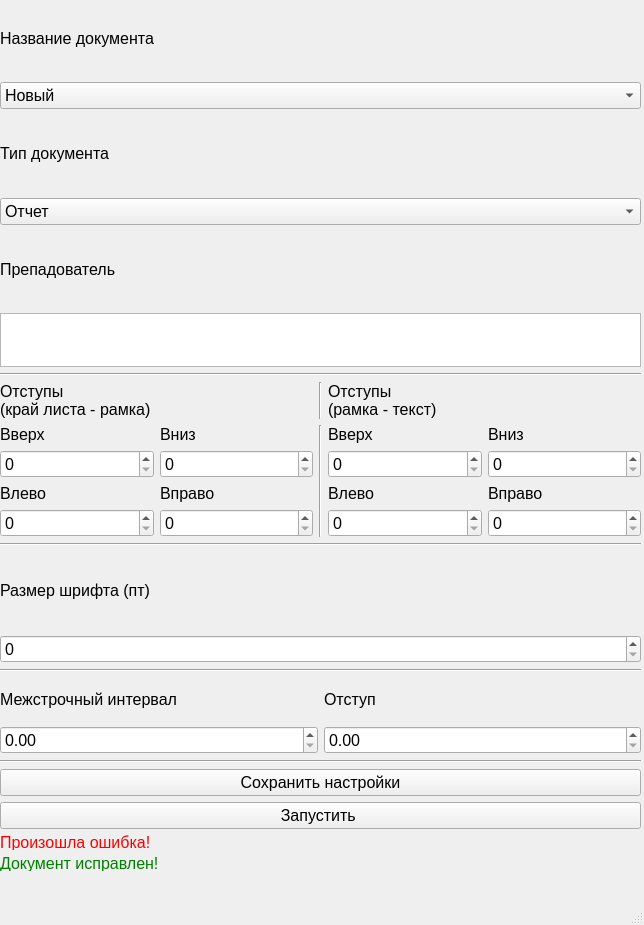
This is data/main.ui in Arkadii01/Docx_testing as Qt 5 draws it before an edit. The edited form follows.
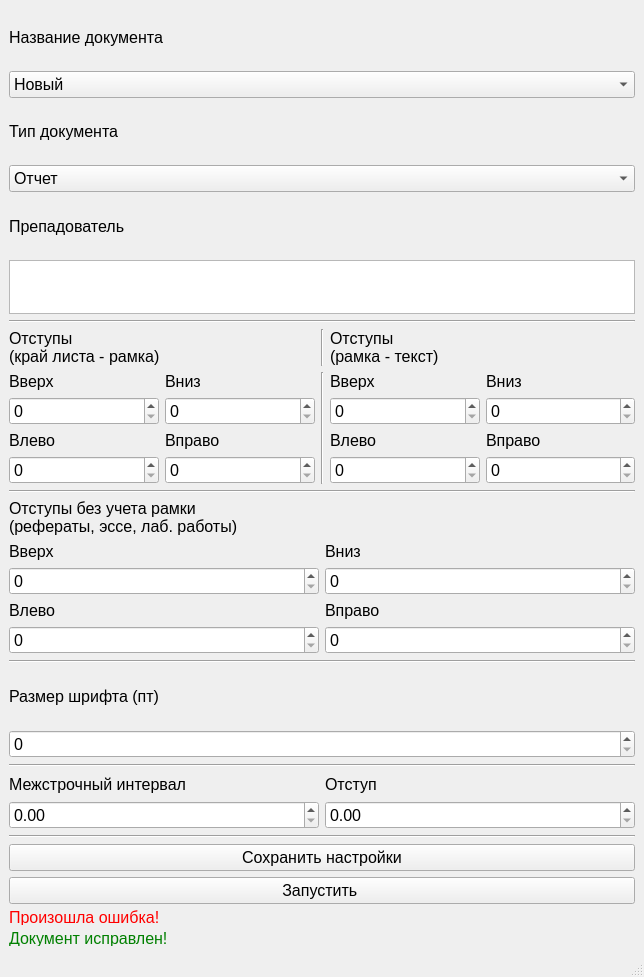
This is the edited form.

Commit message: Расширение алгоритма тестирования локумента и изменение .ui

```diff
--- a/data/main.ui
+++ b/data/main.ui
@@ -7,22 +7,15 @@
     <x>0</x>
     <y>0</y>
     <width>644</width>
-    <height>925</height>
+    <height>977</height>
    </rect>
   </property>
   <property name="windowTitle">
    <string>MainWindow</string>
   </property>
   <widget class="QWidget" name="centralwidget">
-   <widget class="QWidget" name="verticalLayoutWidget">
-    <property name="geometry">
-     <rect>
-      <x>0</x>
-      <y>0</y>
-      <width>641</width>
-      <height>871</height>
-     </rect>
-    </property>
+   <layout class="QGridLayout" name="gridLayout">
+    <item row="0" column="0">
     <layout class="QVBoxLayout" name="verticalLayout">
      <item>
       <widget class="QLabel" name="text_filename">
@@ -514,6 +507,172 @@
        </property>
       </widget>
      </item>
+      <item>
+       <layout class="QVBoxLayout" name="verticalLayout_3">
+        <item>
+         <widget class="QLabel" name="label_4">
+          <property name="maximumSize">
+           <size>
+            <width>16777215</width>
+            <height>16777215</height>
+           </size>
+          </property>
+          <property name="font">
+           <font>
+            <pointsize>12</pointsize>
+           </font>
+          </property>
+          <property name="text">
+           <string>Отступы без учета рамки
+(рефераты, эссе, лаб. работы)</string>
+          </property>
+         </widget>
+        </item>
+        <item>
+         <layout class="QGridLayout" name="gridLayout_5">
+          <item row="2" column="1">
+           <widget class="QLabel" name="label_23">
+            <property name="maximumSize">
+             <size>
+              <width>16777215</width>
+              <height>16777215</height>
+             </size>
+            </property>
+            <property name="font">
+             <font>
+              <pointsize>12</pointsize>
+             </font>
+            </property>
+            <property name="text">
+             <string>Вправо</string>
+            </property>
+           </widget>
+          </item>
+          <item row="3" column="1">
+           <widget class="QSpinBox" name="edgewall_right_2">
+            <property name="maximumSize">
+             <size>
+              <width>16777215</width>
+              <height>16777215</height>
+             </size>
+            </property>
+            <property name="font">
+             <font>
+              <pointsize>12</pointsize>
+             </font>
+            </property>
+           </widget>
+          </item>
+          <item row="3" column="0">
+           <widget class="QSpinBox" name="edgewall_left_2">
+            <property name="maximumSize">
+             <size>
+              <width>16777215</width>
+              <height>16777215</height>
+             </size>
+            </property>
+            <property name="font">
+             <font>
+              <pointsize>12</pointsize>
+             </font>
+            </property>
+           </widget>
+          </item>
+          <item row="0" column="1">
+           <widget class="QLabel" name="label_20">
+            <property name="maximumSize">
+             <size>
+              <width>16777215</width>
+              <height>16777215</height>
+             </size>
+            </property>
+            <property name="font">
+             <font>
+              <pointsize>12</pointsize>
+             </font>
+            </property>
+            <property name="text">
+             <string>Вниз</string>
+            </property>
+           </widget>
+          </item>
+          <item row="2" column="0">
+           <widget class="QLabel" name="label_22">
+            <property name="maximumSize">
+             <size>
+              <width>16777215</width>
+              <height>16777215</height>
+             </size>
+            </property>
+            <property name="font">
+             <font>
+              <pointsize>12</pointsize>
+             </font>
+            </property>
+            <property name="text">
+             <string>Влево</string>
+            </property>
+           </widget>
+          </item>
+          <item row="1" column="0">
+           <widget class="QSpinBox" name="edgewall_up_2">
+            <property name="maximumSize">
+             <size>
+              <width>16777215</width>
+              <height>16777215</height>
+             </size>
+            </property>
+            <property name="font">
+             <font>
+              <pointsize>12</pointsize>
+             </font>
+            </property>
+           </widget>
+          </item>
+          <item row="1" column="1">
+           <widget class="QSpinBox" name="edgewall_bottom_2">
+            <property name="maximumSize">
+             <size>
+              <width>16777215</width>
+              <height>16777215</height>
+             </size>
+            </property>
+            <property name="font">
+             <font>
+              <pointsize>12</pointsize>
+             </font>
+            </property>
+           </widget>
+          </item>
+          <item row="0" column="0">
+           <widget class="QLabel" name="label_21">
+            <property name="maximumSize">
+             <size>
+              <width>16777215</width>
+              <height>16777215</height>
+             </size>
+            </property>
+            <property name="font">
+             <font>
+              <pointsize>12</pointsize>
+             </font>
+            </property>
+            <property name="text">
+             <string>Вверх</string>
+            </property>
+           </widget>
+          </item>
+         </layout>
+        </item>
+       </layout>
+      </item>
+      <item>
+       <widget class="Line" name="line_7">
+        <property name="orientation">
+         <enum>Qt::Horizontal</enum>
+        </property>
+       </widget>
+      </item>
      <item>
       <widget class="QLabel" name="label">
        <property name="maximumSize">
@@ -699,7 +858,8 @@
       </widget>
      </item>
     </layout>
-   </widget>
+    </item>
+   </layout>
   </widget>
   <widget class="QMenuBar" name="menubar">
    <property name="geometry">
```
Lines whose indentation alone changed are shown as unchanged. The commit also changes 1 other file.
